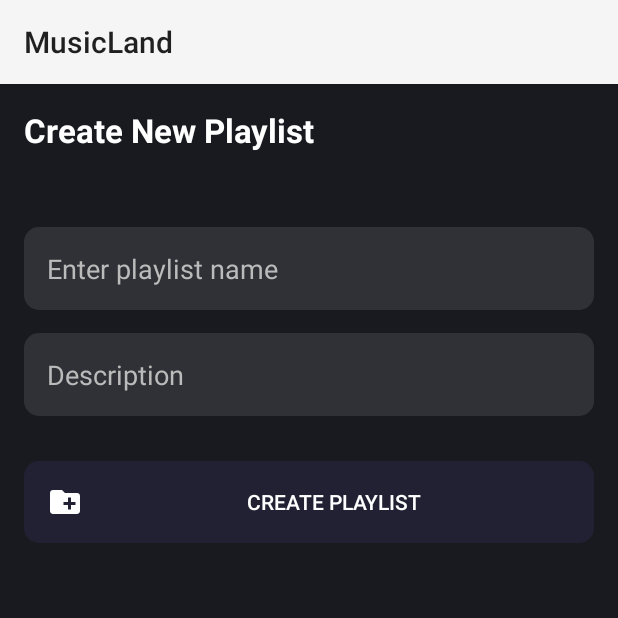
After one commit to thanhvyhere/music_land_fe, an Android app built with Jetpack Compose: the CreatePlaylist screen opened directly, with no data from a screen before it, on a phone screen of 412 x 824 dp, the top half of it. The commit adds this screen. Run offline under Robolectric (Android 15) with nearby library versions, the light colour scheme and no system bars.

Commit message:
add the CreatePlaylist

```diff
--- a/app/src/main/AndroidManifest.xml
+++ b/app/src/main/AndroidManifest.xml
@@ -40,6 +40,9 @@
             android:label="@string/app_name"
             android:theme="@style/Theme.Music_app">
         </activity>
+
+        <activity android:name=".CreatePlaylist" />
+
     </application>
 
 </manifest>
--- /dev/null
+++ b/app/src/main/java/com/example/musicland/CreatePlaylist.kt
@@ -0,0 +1,34 @@
+package com.example.musicland
+
+import android.os.Bundle
+import android.widget.Button
+import android.widget.EditText
+import android.widget.Toast
+import androidx.appcompat.app.AppCompatActivity
+import com.example.musicland.R
+
+class CreatePlaylist : AppCompatActivity() {
+
+    override fun onCreate(savedInstanceState: Bundle?) {
+        super.onCreate(savedInstanceState)
+        setContentView(R.layout.create_playlist) // kết nối với layout XML bạn đã tạo
+
+        // Ánh xạ view từ XML
+        val createBtn: Button = findViewById(R.id.createPlaylistBtn)
+        val nameInput: EditText = findViewById(R.id.playlistNameInput)
+        val descriptionInput: EditText = findViewById(R.id.playlistDescriptionInput)
+
+        // Xử lý khi nhấn nút "Create Playlist"
+        createBtn.setOnClickListener {
+            val playlistName = nameInput.text.toString().trim()
+
+            if (playlistName.isEmpty()) {
+                Toast.makeText(this, "Playlist name cannot be empty", Toast.LENGTH_SHORT).show()
+            } else {
+                // TODO: Lưu playlist vào cơ sở dữ liệu hoặc danh sách
+                Toast.makeText(this, "Playlist '$playlistName' created!", Toast.LENGTH_SHORT).show()
+                finish() // hoặc chuyển sang Activity khác
+            }
+        }
+    }
+}
--- a/app/src/main/java/com/example/musicland/MainActivity.kt
+++ b/app/src/main/java/com/example/musicland/MainActivity.kt
@@ -1,6 +1,8 @@
 package com.example.musicland
 
 import android.os.Bundle
+import android.widget.Button
+import android.widget.EditText
 import android.widget.ImageView
 import androidx.activity.ComponentActivity
 import androidx.activity.enableEdgeToEdge
@@ -32,6 +34,7 @@ class MainActivity : AppCompatActivity() {
         val previousBtn: ImageView = findViewById(R.id.previousBtn);
         val nextBtn: ImageView = findViewById(R.id.nextBtn);
 
+
         musicRecyclerView.setHasFixedSize(true);
         musicRecyclerView.layoutManager = LinearLayoutManager(this)
     }
--- /dev/null
+++ b/app/src/main/res/drawable/baseline_create_new_folder_24.xml
@@ -0,0 +1,5 @@
+<vector xmlns:android="http://schemas.android.com/apk/res/android" android:height="24dp" android:tint="#FFFFFF" android:viewportHeight="24" android:viewportWidth="24" android:width="24dp">
+
+    <path android:fillColor="@android:color/white" android:pathData="M20,6h-8l-2,-2L4,4c-1.11,0 -1.99,0.89 -1.99,2L2,18c0,1.11 0.89,2 2,2h16c1.11,0 2,-0.89 2,-2L22,8c0,-1.11 -0.89,-2 -2,-2zM19,14h-3v3h-2v-3h-3v-2h3L14,9h2v3h3v2z"/>
+
+</vector>
--- /dev/null
+++ b/app/src/main/res/layout/create_playlist.xml
@@ -0,0 +1,68 @@
+<?xml version="1.0" encoding="utf-8"?>
+<LinearLayout
+    xmlns:android="http://schemas.android.com/apk/res/android"
+    xmlns:app="http://schemas.android.com/apk/res-auto"
+    xmlns:tools="http://schemas.android.com/tools"
+    tools:context=".CreatePlaylist"
+    android:layout_width="match_parent"
+    android:layout_height="match_parent"
+    android:orientation="vertical"
+    android:padding="16dp"
+    android:background="#191A1F">
+
+
+
+    <!-- Title -->
+    <TextView
+        android:id="@+id/titleCreatePlaylist"
+        android:layout_width="wrap_content"
+        android:layout_height="wrap_content"
+        android:text="Create New Playlist"
+        android:textColor="#FFFFFF"
+        android:textSize="22sp"
+        android:textStyle="bold"
+        android:layout_centerHorizontal="true"
+        android:layout_marginBottom="30dp"/>
+
+    <!-- Playlist Name Input -->
+    <EditText
+        android:id="@+id/playlistNameInput"
+        android:layout_below="@id/titleCreatePlaylist"
+        android:layout_width="match_parent"
+        android:layout_height="wrap_content"
+        android:hint="Enter playlist name"
+        android:textColor="#FFFFFF"
+        android:textColorHint="#BBBBBB"
+        android:background="@drawable/round_back_10"
+        android:padding="15dp"
+        android:layout_marginTop="20dp"/>
+
+    <!-- Description Input -->
+    <EditText
+        android:id="@+id/playlistDescriptionInput"
+        android:layout_below="@id/playlistNameInput"
+        android:layout_width="match_parent"
+        android:layout_height="wrap_content"
+        android:hint="Description"
+        android:textColor="#FFFFFF"
+        android:textColorHint="#BBBBBB"
+        android:background="@drawable/round_back_10"
+        android:padding="15dp"
+        android:layout_marginTop="15dp"/>
+
+    <!-- Create Button -->
+    <Button
+        android:id="@+id/createPlaylistBtn"
+        android:layout_below="@id/playlistDescriptionInput"
+        android:layout_width="match_parent"
+        android:layout_height="wrap_content"
+        android:text="Create Playlist"
+        android:textColor="#FFFFFF"
+        android:drawableStart="@drawable/baseline_create_new_folder_24"
+        android:drawablePadding="10dp"
+        android:backgroundTint="#7965E5"
+        android:layout_marginTop="30dp"
+        android:padding="15dp"
+        android:background="@drawable/round_back_10"/>
+
+</LinearLayout>
```
